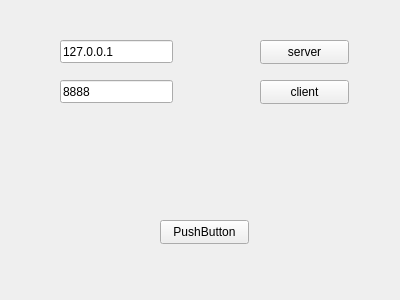
The window that ChineseChess/client.ui (Suffoquer-fang/QtDemo) describes before a commit, drawn with Qt 5.
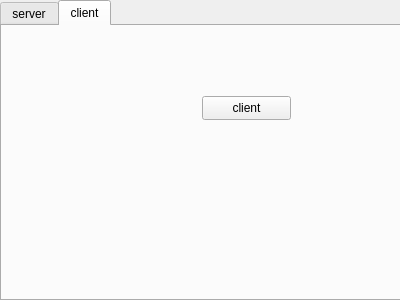
The same window after the commit.

What changed in the file:
```diff
--- a/ChineseChess/client.ui
+++ b/ChineseChess/client.ui
@@ -13,11 +13,30 @@
   <property name="windowTitle">
    <string>Client</string>
   </property>
+  <widget class="QTabWidget" name="tabWidget">
+   <property name="geometry">
+    <rect>
+     <x>0</x>
+     <y>0</y>
+     <width>401</width>
+     <height>301</height>
+    </rect>
+   </property>
+   <property name="tabShape">
+    <enum>QTabWidget::Rounded</enum>
+   </property>
+   <property name="currentIndex">
+    <number>1</number>
+   </property>
+   <widget class="QWidget" name="serverTab">
+    <attribute name="title">
+     <string>server</string>
+    </attribute>
   <widget class="QLineEdit" name="lineEdit">
    <property name="geometry">
     <rect>
-     <x>60</x>
-     <y>40</y>
+       <x>50</x>
+       <y>60</y>
      <width>113</width>
      <height>23</height>
     </rect>
@@ -29,8 +48,8 @@
   <widget class="QLineEdit" name="lineEdit_2">
    <property name="geometry">
     <rect>
-     <x>60</x>
-     <y>80</y>
+       <x>50</x>
+       <y>100</y>
      <width>113</width>
      <height>23</height>
     </rect>
@@ -42,8 +61,8 @@
   <widget class="QPushButton" name="pushButton">
    <property name="geometry">
     <rect>
-     <x>260</x>
-     <y>40</y>
+       <x>240</x>
+       <y>70</y>
      <width>89</width>
      <height>24</height>
     </rect>
@@ -52,24 +71,11 @@
     <string>server</string>
    </property>
   </widget>
-  <widget class="QPushButton" name="pushButton_2">
-   <property name="geometry">
-    <rect>
-     <x>260</x>
-     <y>80</y>
-     <width>89</width>
-     <height>24</height>
-    </rect>
-   </property>
-   <property name="text">
-    <string>client</string>
-   </property>
-  </widget>
   <widget class="QPushButton" name="pushButton_3">
    <property name="geometry">
     <rect>
-     <x>160</x>
-     <y>220</y>
+       <x>140</x>
+       <y>200</y>
      <width>89</width>
      <height>24</height>
     </rect>
@@ -77,6 +83,26 @@
    <property name="text">
     <string>PushButton</string>
    </property>
+    </widget>
+   </widget>
+   <widget class="QWidget" name="clientTab">
+    <attribute name="title">
+     <string>client</string>
+    </attribute>
+    <widget class="QPushButton" name="pushButton_2">
+     <property name="geometry">
+      <rect>
+       <x>200</x>
+       <y>70</y>
+       <width>89</width>
+       <height>24</height>
+      </rect>
+     </property>
+     <property name="text">
+      <string>client</string>
+     </property>
+    </widget>
+   </widget>
   </widget>
  </widget>
  <layoutdefault spacing="6" margin="11"/>
```
Lines whose indentation alone changed are shown as unchanged.
